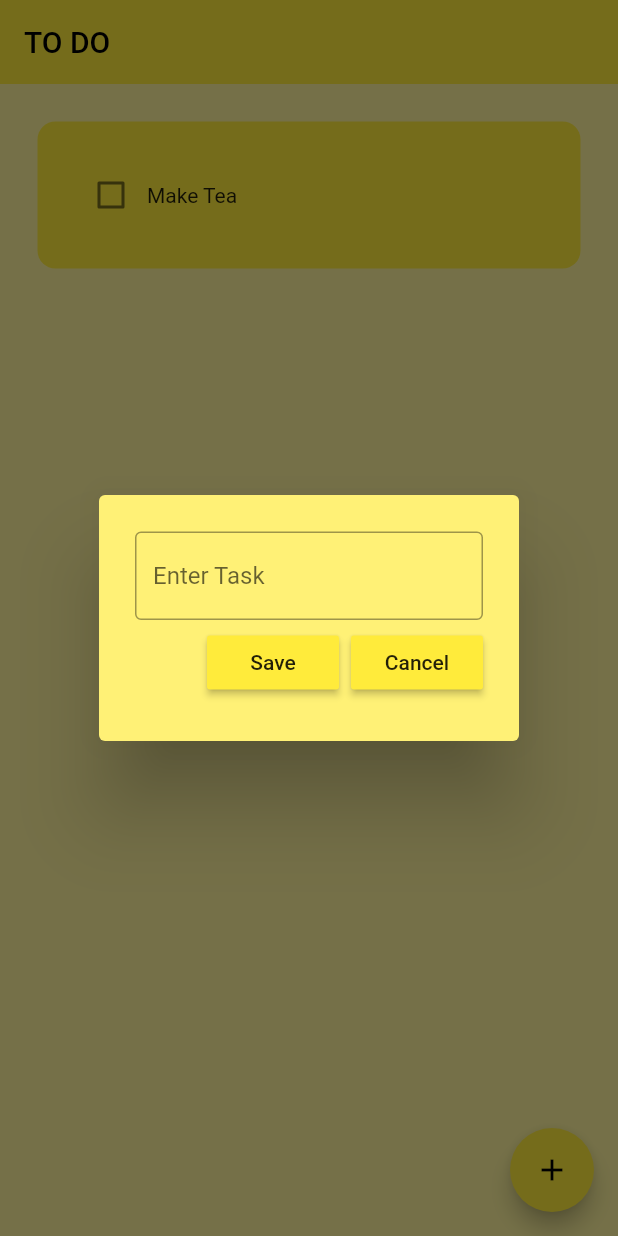
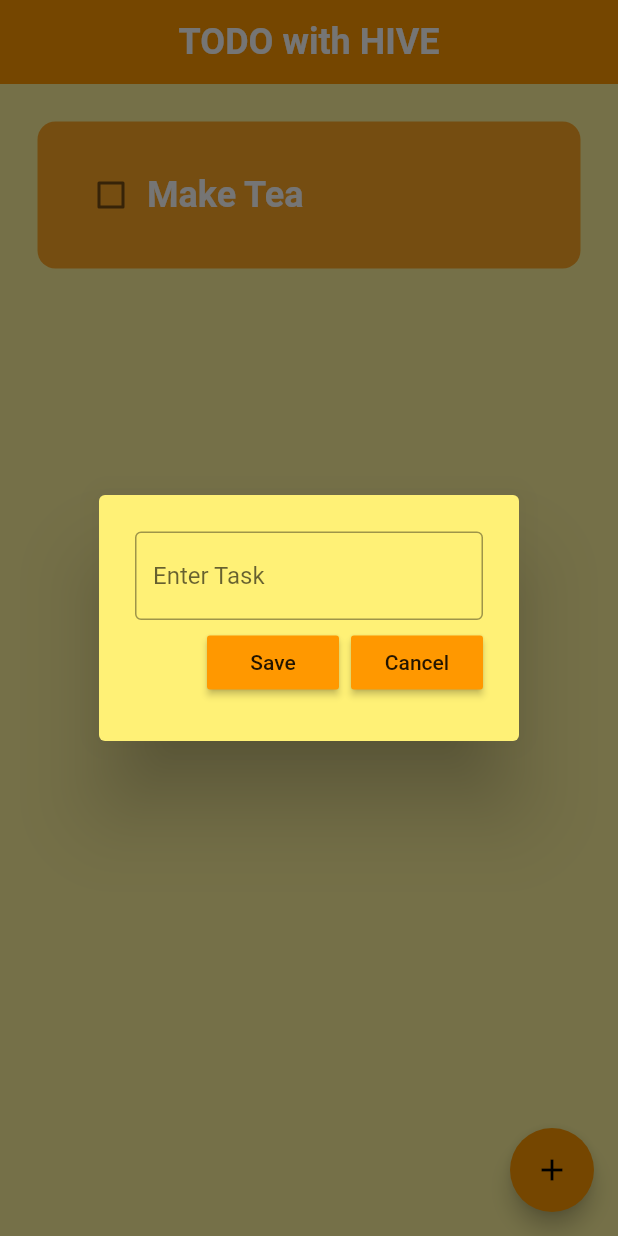
Before and after one commit to fenilm57/Flutter-HIve-DB-ToDo-App, a Flutter app: the screen it shows after launch, after a tap on the "add" icon, on a phone screen of 412 x 824 dp. Run offline on Flutter 3.47's test engine with Material 2 defaults, Android fonts, the phone set to English and light mode, and no system bars; drawn by our look-alikes of flutter_slidable; our stand-ins replace hive, hive_flutter; accounts and stored records are empty.

Commit message:
Custom Theme

```diff
--- a/hive_todo_app/lib/homepage.dart
+++ b/hive_todo_app/lib/homepage.dart
@@ -48,7 +48,15 @@ class _HomePageState extends State<HomePage> {
   Widget build(BuildContext context) {
     return Scaffold(
       appBar: AppBar(
-        title: const Text('TO DO'),
+        title: const Text(
+          'TODO with HIVE',
+          style: TextStyle(
+            color: Colors.white,
+            fontWeight: FontWeight.bold,
+            fontSize: 24,
+          ),
+        ),
+        centerTitle: true,
         elevation: 0,
       ),
       floatingActionButton: FloatingActionButton(
@@ -76,7 +84,6 @@ class _HomePageState extends State<HomePage> {
             setState(() {
               db.todoList.removeAt(index);
             });
-            db.updateData();
           },
         ),
       ),
--- a/hive_todo_app/lib/main.dart
+++ b/hive_todo_app/lib/main.dart
@@ -2,6 +2,8 @@ import 'package:flutter/material.dart';
 import 'package:hive/hive.dart';
 import 'package:hive_flutter/adapters.dart';
 import 'package:hive_todo_app/homepage.dart';
+import 'package:hive_todo_app/provider/todo_task_methods.dart';
+import 'package:provider/provider.dart';
 
 void main() async {
   //init hive
@@ -21,9 +23,16 @@ class MyApp extends StatelessWidget {
       title: 'Flutter Demo',
       debugShowCheckedModeBanner: false,
       theme: ThemeData(
-        primarySwatch: Colors.yellow,
+        primarySwatch: Colors.orange,
       ),
-      home: const HomePage(),
+      home: MultiProvider(
+        providers: [
+          ChangeNotifierProvider.value(
+            value: TodoMethods(),
+          ),
+        ],
+        child: const HomePage(),
+      ),
     );
   }
 }
--- /dev/null
+++ b/hive_todo_app/lib/provider/todo_task_methods.dart
@@ -0,0 +1,12 @@
+import 'package:flutter/cupertino.dart';
+import 'package:hive_todo_app/database/database.dart';
+
+class TodoMethods extends ChangeNotifier {
+  TodoDatabase db = new TodoDatabase();
+
+  void saveTask(String text) {
+    db.todoList.add([text, false]);
+    db.updateData();
+    notifyListeners();
+  }
+}
--- a/hive_todo_app/lib/widgets/todo_tile.dart
+++ b/hive_todo_app/lib/widgets/todo_tile.dart
@@ -21,12 +21,12 @@ class ToDoTile extends StatelessWidget {
       padding: const EdgeInsets.only(left: 25, right: 25, top: 25),
       child: Slidable(
         endActionPane: ActionPane(
-          motion: StretchMotion(),
+          motion: const StretchMotion(),
           children: [
             SlidableAction(
               onPressed: deleteTask,
               icon: Icons.delete,
-              backgroundColor: Colors.red.shade300,
+              backgroundColor: const Color.fromARGB(255, 248, 15, 15),
               borderRadius: BorderRadius.circular(12),
             )
           ],
@@ -34,19 +34,26 @@ class ToDoTile extends StatelessWidget {
         child: Container(
           decoration: BoxDecoration(
             borderRadius: BorderRadius.circular(12),
-            color: Colors.yellow,
+            color: Colors.orange.shade400,
           ),
           child: Padding(
             padding: const EdgeInsets.all(25),
             child: Row(
               children: [
-                Checkbox(value: checked, onChanged: function),
+                Checkbox(
+                  value: checked,
+                  onChanged: function,
+                  activeColor: Colors.amber,
+                ),
                 Text(
                   name,
                   style: TextStyle(
                     decoration: checked
                         ? TextDecoration.lineThrough
                         : TextDecoration.none,
+                    color: Colors.white,
+                    fontWeight: FontWeight.bold,
+                    fontSize: 24,
                   ),
                 )
               ],
--- a/hive_todo_app/pubspec.yaml
+++ b/hive_todo_app/pubspec.yaml
@@ -35,13 +35,14 @@ dependencies:
   flutter_slidable: ^2.0.0
   hive: ^2.2.3
   hive_flutter: ^1.1.0
+  provider: ^6.0.3
 
 dev_dependencies:
+  build_runner: ^2.1.11
   flutter_lints: ^2.0.0
   flutter_test:
     sdk: flutter
   hive_generator: ^1.1.3
-  build_runner: ^2.1.11
 
 # For information on the generic Dart part of this file, see the
 # following page: https://dart.dev/tools/pub/pubspec
```
Also changed, not shown: hive_todo_app/pubspec.lock.
